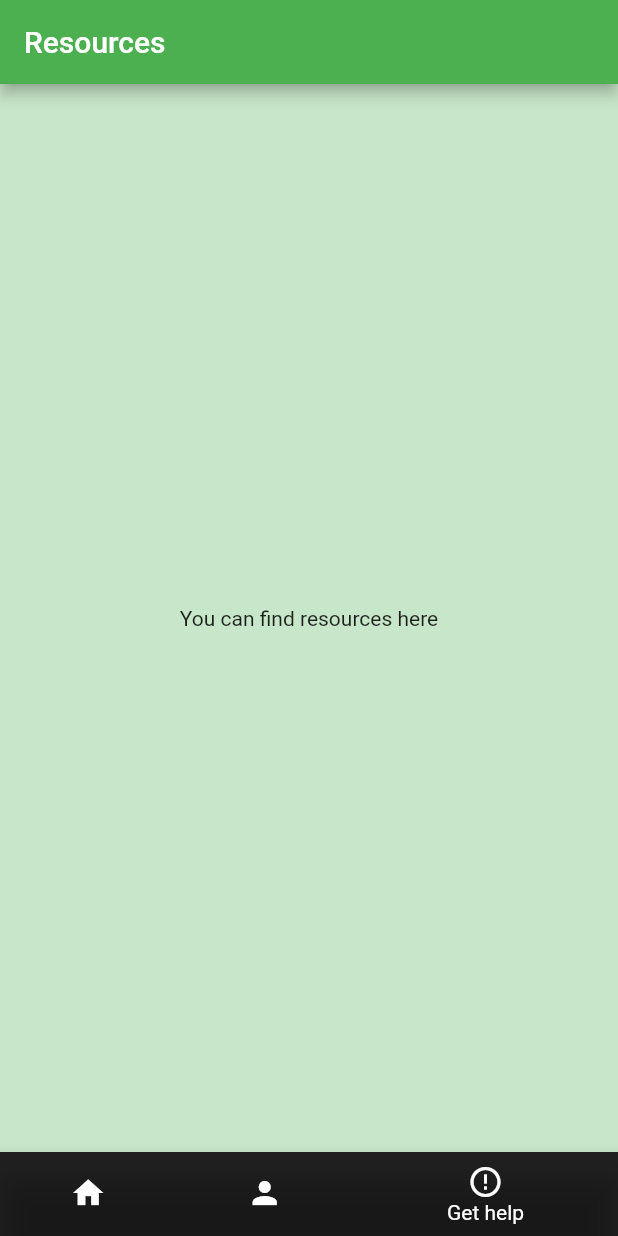
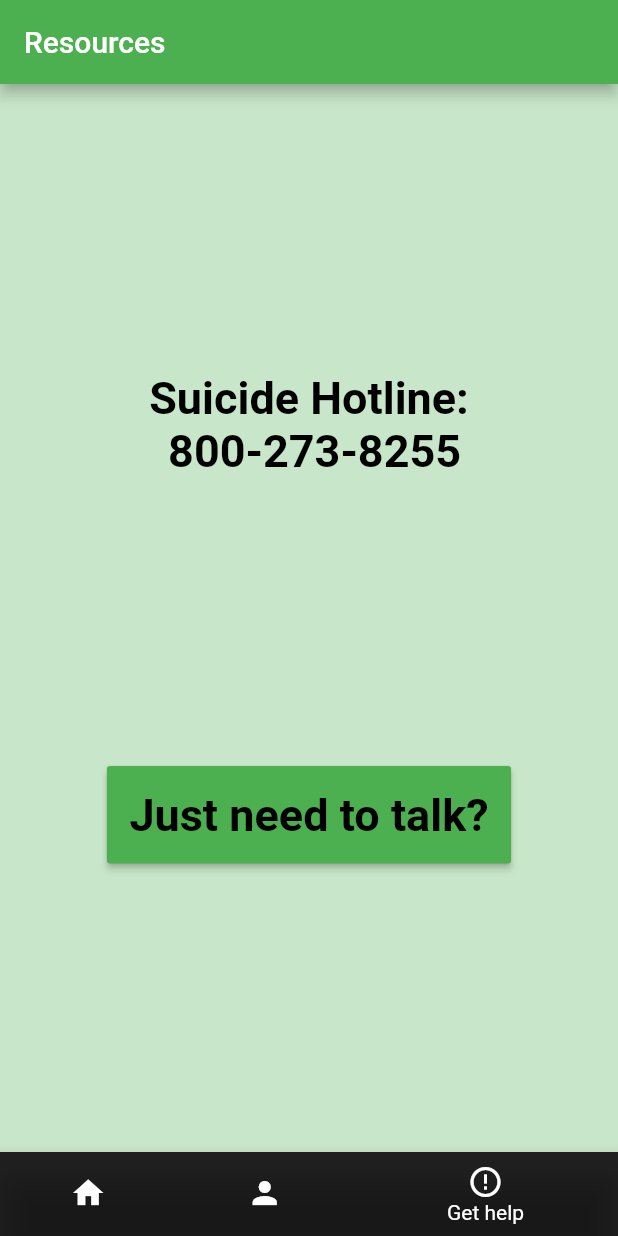
Before and after one commit to lucylyon/good_vibes, a Flutter app: the screen it shows after launch, item 3 of the bottom bar chosen, on a phone screen of 412 x 824 dp. Run offline on Flutter 3.47's test engine with Material 2 defaults, Android fonts, the light colour scheme and no system bars.

Commit message:
added resources page

```diff
--- a/lib/ResourcesPage.dart
+++ b/lib/ResourcesPage.dart
@@ -1,4 +1,7 @@
 import 'package:flutter/material.dart';
+import 'package:flutter/material.dart';
+import 'package:url_launcher/url_launcher.dart';
+
 
 class ResourcesPage extends StatefulWidget{
   @override
@@ -15,8 +18,60 @@ class ResourcesPageState extends State<ResourcesPage> {
         backgroundColor: Colors.green,
       ),
       body: Center(
-        child: Text("You can find resources here")
+        child: new Column(
+          crossAxisAlignment: CrossAxisAlignment.center,
+          mainAxisAlignment: MainAxisAlignment.spaceEvenly,
+          children: <Widget> [
+            Text('Suicide Hotline:\n 800-273-8255',
+                textAlign: TextAlign.center,
+                style: TextStyle(
+                    color: Colors.black,
+                    fontSize: 30,
+                    fontWeight: FontWeight.bold
+                )
+            ),
+            // RaisedButton(
+            //   padding: EdgeInsets.all(15),
+            //   color: Colors.green,
+            //    onPressed: _launchURL2,
+            //   child: Text('link',
+            //   style: TextStyle(
+            //     color: Colors.black,
+            //     fontSize: 30,
+            //     fontWeight: FontWeight.bold
+            //   ))),
+            RaisedButton(
+                padding: EdgeInsets.all(15),
+                color: Colors.green,
+                onPressed: _launchURL,
+                child: Text('Just need to talk?',
+                    style: TextStyle(
+                        color: Colors.black,
+                        fontSize: 30,
+                        fontWeight: FontWeight.bold
+                    )))
+          ]
+        )
       ),
     );
   }
+
+ // https://pub.dev/packages/url_launcher
+  _launchURL() async {
+    const url = 'https://www.7cups.com/';
+    if (await canLaunch(url)) {
+      await launch(url);
+    } else {
+      throw 'Could not launch $url';
+    }
+  }
+
+  _launchURL2() async {
+    const url = 'https://stackoverflow.com/questions/43149055/how-do-i-open-a-web-browser-url-from-my-flutter-code';
+    if (await canLaunch(url)) {
+      await launch(url);
+    } else {
+      throw 'Could not launch $url';
+    }
+  }
 }
```
